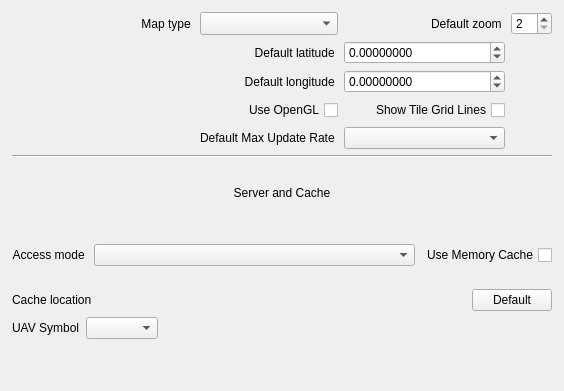
Old version of the form ground/openpilotgcs/src/plugins/opmap/opmapgadgetoptionspage.ui in the repository TauLabs/TauLabs.
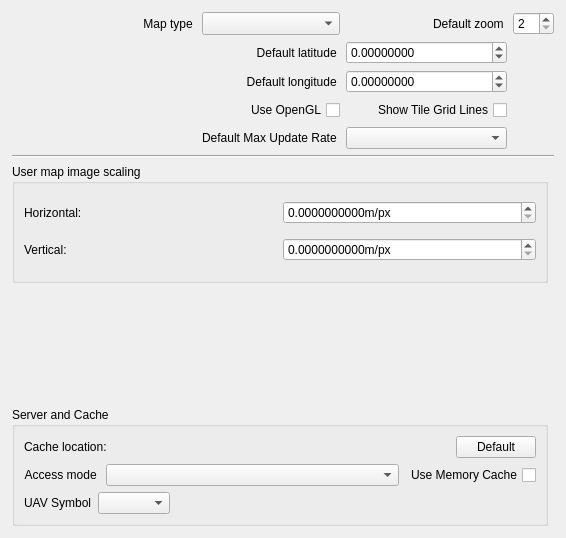
New version of the form. Custom widgets are drawn as their Qt base class.

Commit message:
New feature: user-defined maps.
This commit is for the plugin side. It establishes several new fields,
as well as an extension to the configuration UI.

```diff
--- a/ground/openpilotgcs/src/plugins/opmap/opmapgadgetoptionspage.ui
+++ b/ground/openpilotgcs/src/plugins/opmap/opmapgadgetoptionspage.ui
@@ -6,8 +6,8 @@
    <rect>
     <x>0</x>
     <y>0</y>
-    <width>564</width>
-    <height>391</height>
+    <width>566</width>
+    <height>538</height>
    </rect>
   </property>
   <property name="sizePolicy">
@@ -45,8 +45,8 @@
        <rect>
         <x>0</x>
         <y>0</y>
-        <width>564</width>
-        <height>391</height>
+        <width>566</width>
+        <height>538</height>
        </rect>
       </property>
       <property name="sizePolicy">
@@ -59,46 +59,6 @@
        <property name="margin">
         <number>12</number>
        </property>
-       <item row="6" column="0" colspan="2">
-        <layout class="QHBoxLayout" name="horizontalLayout_2">
-         <item>
-          <widget class="QLabel" name="label_8">
-           <property name="sizePolicy">
-            <sizepolicy hsizetype="Maximum" vsizetype="Preferred">
-             <horstretch>0</horstretch>
-             <verstretch>0</verstretch>
-            </sizepolicy>
-           </property>
-           <property name="text">
-            <string>UAV Symbol</string>
-           </property>
-          </widget>
-         </item>
-         <item>
-          <widget class="QComboBox" name="uavSymbolComboBox">
-           <property name="sizePolicy">
-            <sizepolicy hsizetype="Maximum" vsizetype="Fixed">
-             <horstretch>0</horstretch>
-             <verstretch>0</verstretch>
-            </sizepolicy>
-           </property>
-          </widget>
-         </item>
-         <item>
-          <spacer name="horizontalSpacer">
-           <property name="orientation">
-            <enum>Qt::Horizontal</enum>
-           </property>
-           <property name="sizeHint" stdset="0">
-            <size>
-             <width>40</width>
-             <height>20</height>
-            </size>
-           </property>
-          </spacer>
-         </item>
-        </layout>
-       </item>
        <item row="1" column="0" colspan="2">
         <widget class="Line" name="line">
          <property name="orientation">
@@ -106,18 +66,158 @@
          </property>
         </widget>
        </item>
-       <item row="5" column="0" colspan="2">
-        <layout class="QHBoxLayout" name="horizontalLayout_3">
-         <item>
+       <item row="2" column="0">
+        <widget class="QGroupBox" name="userImageScalingGroupBox">
+         <property name="sizePolicy">
+          <sizepolicy hsizetype="Preferred" vsizetype="MinimumExpanding">
+           <horstretch>0</horstretch>
+           <verstretch>0</verstretch>
+          </sizepolicy>
+         </property>
+         <property name="minimumSize">
+          <size>
+           <width>0</width>
+           <height>110</height>
+          </size>
+         </property>
+         <property name="title">
+          <string>User map image scaling</string>
+         </property>
+         <layout class="QGridLayout" name="gridLayout_2">
+          <item row="0" column="0">
           <widget class="QLabel" name="label_5">
+            <property name="text">
+             <string>Horizontal:</string>
+            </property>
+           </widget>
+          </item>
+          <item row="0" column="1">
+           <widget class="QDoubleSpinBox" name="horizontalScaleDoubleSpinBox">
+            <property name="suffix">
+             <string>m/px</string>
+            </property>
+            <property name="decimals">
+             <number>10</number>
+            </property>
+            <property name="maximum">
+             <double>10000.000000000000000</double>
+            </property>
+            <property name="singleStep">
+             <double>0.010000000000000</double>
+            </property>
+           </widget>
+          </item>
+          <item row="1" column="0">
+           <widget class="QLabel" name="label_6">
+            <property name="text">
+             <string>Vertical:</string>
+            </property>
+           </widget>
+          </item>
+          <item row="1" column="1">
+           <widget class="QDoubleSpinBox" name="verticalScaleDoubleSpinBox">
+            <property name="suffix">
+             <string>m/px</string>
+            </property>
+            <property name="decimals">
+             <number>10</number>
+            </property>
+            <property name="maximum">
+             <double>10000.000000000000000</double>
+            </property>
+            <property name="singleStep">
+             <double>0.010000000000000</double>
+            </property>
+           </widget>
+          </item>
+         </layout>
+        </widget>
+       </item>
+       <item row="4" column="0">
+        <widget class="QGroupBox" name="serverAndCacheGroupBox">
            <property name="sizePolicy">
+          <sizepolicy hsizetype="Preferred" vsizetype="MinimumExpanding">
+           <horstretch>0</horstretch>
+           <verstretch>0</verstretch>
+          </sizepolicy>
+         </property>
+         <property name="title">
+          <string>Server and Cache</string>
+         </property>
+         <layout class="QGridLayout" name="gridLayout_4">
+          <item row="2" column="0">
+           <layout class="QHBoxLayout" name="horizontalLayout">
+            <item>
+             <widget class="QLabel" name="AccessModeLabel">
+              <property name="text">
+               <string>Access mode </string>
+              </property>
+              <property name="alignment">
+               <set>Qt::AlignRight|Qt::AlignTrailing|Qt::AlignVCenter</set>
+              </property>
+             </widget>
+            </item>
+            <item>
+             <widget class="QComboBox" name="accessModeComboBox">
+              <property name="sizePolicy">
+               <sizepolicy hsizetype="MinimumExpanding" vsizetype="Fixed">
+                <horstretch>0</horstretch>
+                <verstretch>0</verstretch>
+               </sizepolicy>
+              </property>
+              <property name="minimumSize">
+               <size>
+                <width>160</width>
+                <height>0</height>
+               </size>
+              </property>
+              <property name="cursor">
+               <cursorShape>OpenHandCursor</cursorShape>
+              </property>
+              <property name="frame">
+               <bool>true</bool>
+              </property>
+             </widget>
+            </item>
+            <item>
+             <widget class="QCheckBox" name="checkBoxUseMemoryCache">
+              <property name="enabled">
+               <bool>true</bool>
+              </property>
+              <property name="sizePolicy">
             <sizepolicy hsizetype="Minimum" vsizetype="Preferred">
              <horstretch>0</horstretch>
              <verstretch>0</verstretch>
             </sizepolicy>
            </property>
+              <property name="minimumSize">
+               <size>
+                <width>0</width>
+                <height>0</height>
+               </size>
+              </property>
+              <property name="layoutDirection">
+               <enum>Qt::RightToLeft</enum>
+              </property>
            <property name="text">
-            <string>Cache location </string>
+               <string>Use Memory Cache</string>
+              </property>
+             </widget>
+            </item>
+           </layout>
+          </item>
+          <item row="1" column="0">
+           <layout class="QHBoxLayout" name="horizontalLayout_3">
+            <item>
+             <widget class="QLabel" name="CacheLocationLabel">
+              <property name="sizePolicy">
+               <sizepolicy hsizetype="Minimum" vsizetype="Preferred">
+                <horstretch>0</horstretch>
+                <verstretch>0</verstretch>
+               </sizepolicy>
+              </property>
+              <property name="text">
+               <string>Cache location:</string>
            </property>
           </widget>
          </item>
@@ -167,66 +267,48 @@
          </item>
         </layout>
        </item>
-       <item row="4" column="0" colspan="2">
-        <layout class="QHBoxLayout" name="horizontalLayout">
+          <item row="3" column="0">
+           <layout class="QHBoxLayout" name="horizontalLayout_2">
          <item>
-          <widget class="QLabel" name="label_6">
-           <property name="text">
-            <string>Access mode </string>
-           </property>
-           <property name="alignment">
-            <set>Qt::AlignRight|Qt::AlignTrailing|Qt::AlignVCenter</set>
-           </property>
-          </widget>
-         </item>
-         <item>
-          <widget class="QComboBox" name="accessModeComboBox">
+             <widget class="QLabel" name="label_8">
            <property name="sizePolicy">
-            <sizepolicy hsizetype="MinimumExpanding" vsizetype="Fixed">
+               <sizepolicy hsizetype="Maximum" vsizetype="Preferred">
              <horstretch>0</horstretch>
              <verstretch>0</verstretch>
             </sizepolicy>
            </property>
-           <property name="minimumSize">
-            <size>
-             <width>160</width>
-             <height>0</height>
-            </size>
-           </property>
-           <property name="cursor">
-            <cursorShape>OpenHandCursor</cursorShape>
-           </property>
-           <property name="frame">
-            <bool>true</bool>
-           </property>
+              <property name="text">
+               <string>UAV Symbol</string>
+              </property>
           </widget>
          </item>
          <item>
-          <widget class="QCheckBox" name="checkBoxUseMemoryCache">
-           <property name="enabled">
-            <bool>true</bool>
-           </property>
+             <widget class="QComboBox" name="uavSymbolComboBox">
            <property name="sizePolicy">
-            <sizepolicy hsizetype="Minimum" vsizetype="Preferred">
+               <sizepolicy hsizetype="Maximum" vsizetype="Fixed">
              <horstretch>0</horstretch>
              <verstretch>0</verstretch>
             </sizepolicy>
            </property>
-           <property name="minimumSize">
+             </widget>
+            </item>
+            <item>
+             <spacer name="horizontalSpacer">
+              <property name="orientation">
+               <enum>Qt::Horizontal</enum>
+              </property>
+              <property name="sizeHint" stdset="0">
             <size>
-             <width>0</width>
-             <height>0</height>
-            </size>
-           </property>
-           <property name="layoutDirection">
-            <enum>Qt::RightToLeft</enum>
-           </property>
-           <property name="text">
-            <string>Use Memory Cache</string>
-           </property>
-          </widget>
-         </item>
-        </layout>
+                <width>40</width>
+                <height>20</height>
+               </size>
+              </property>
+             </spacer>
+            </item>
+           </layout>
+          </item>
+         </layout>
+        </widget>
        </item>
        <item row="0" column="0" colspan="2">
         <layout class="QGridLayout" name="gridLayout_3" rowstretch="0,0,0,0,0,0" rowminimumheight="22,22,22,0,22,0">
@@ -315,7 +397,7 @@
             <number>2</number>
            </property>
            <property name="maximum">
-            <number>18</number>
+            <number>21</number>
            </property>
           </widget>
          </item>
@@ -463,23 +545,13 @@
          </item>
         </layout>
        </item>
-       <item row="2" column="0" colspan="2">
-        <widget class="QLabel" name="label_7">
-         <property name="text">
-          <string>Server and Cache</string>
-         </property>
-         <property name="alignment">
-          <set>Qt::AlignCenter</set>
-         </property>
-        </widget>
-       </item>
-       <item row="7" column="0">
+       <item row="3" column="0">
         <spacer name="verticalSpacer">
          <property name="orientation">
           <enum>Qt::Vertical</enum>
          </property>
          <property name="sizeType">
-          <enum>QSizePolicy::Preferred</enum>
+          <enum>QSizePolicy::Expanding</enum>
          </property>
          <property name="sizeHint" stdset="0">
           <size>
```
Left out of the diff: 9 changed lines with no effect on the pictures. Lines whose indentation alone changed are shown as unchanged. The commit also changes 8 other files.
